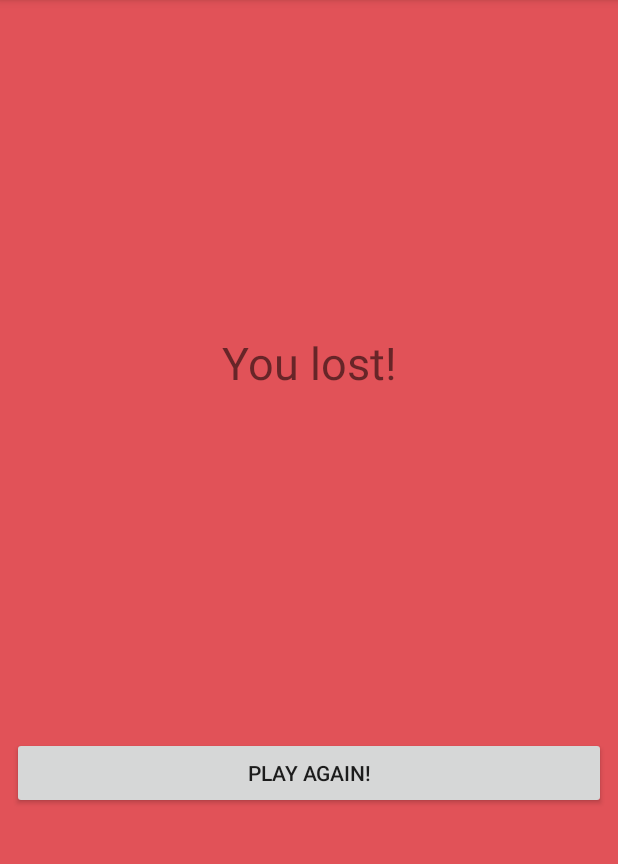
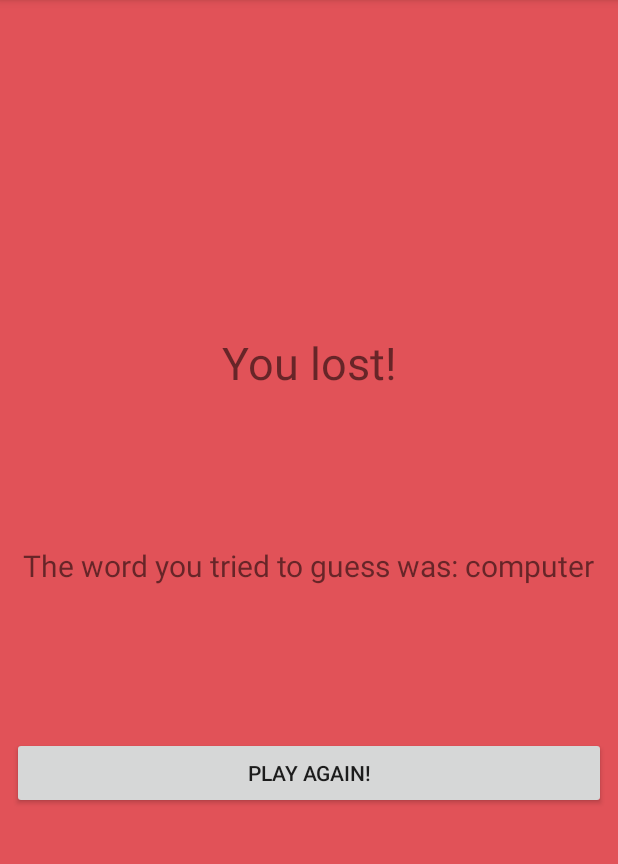
Before and after one commit to Andi365/MyHangmanApp, an Android app: the WonOrLostActivity screen opened directly, with no data from a screen before it, on a phone screen of 412 x 824 dp, the part 84-948 px from its top. Run offline under Robolectric (Android 15) with nearby library versions, the phone set to English and light mode, and no system bars.

Commit message:
Fixed gallow display wrong gallow and finished win/lost pages

```diff
--- a/app/src/main/java/com/example/myhangmanapp/model/Picture.java
+++ b/app/src/main/java/com/example/myhangmanapp/model/Picture.java
@@ -10,8 +10,4 @@ public class Picture {
     public int getHangmanPicture() {
         return hangmanPicture;
     }
-
-    public void setHangmanPicture(int hangmanPicture) {
-        this.hangmanPicture = hangmanPicture;
-    }
 }
--- a/app/src/main/java/com/example/myhangmanapp/ui/WonOrLostActivity.java
+++ b/app/src/main/java/com/example/myhangmanapp/ui/WonOrLostActivity.java
@@ -13,12 +13,14 @@ import android.widget.TextView;
 import android.graphics.Color;
 
 import com.example.myhangmanapp.R;
+import com.example.myhangmanapp.logic.Galgelogik;
 
 public class WonOrLostActivity extends AppCompatActivity implements OnClickListener {
-    private TextView wonOrLostText;
+    private TextView wonOrLostText,triesOrWordText;
     private Button tryAgainButton;
     private ConstraintLayout constraintLayout;
-    int statusKey;
+    private String tries;
+    Galgelogik logik;
 
     @Override
     protected void onCreate(Bundle savedInstanceState) {
@@ -28,36 +30,42 @@ public class WonOrLostActivity extends AppCompatActivity implements OnClickListe
         wonOrLostText = findViewById(R.id.statusText);
         tryAgainButton = findViewById(R.id.newGame);
         constraintLayout = findViewById(R.id.theme);
+        triesOrWordText = findViewById(R.id.triesOrWord);
 
-        statusKey = getStringFromGameActivity();
-        wonOrLost(statusKey);
+        logik = logik.getInstance();
+
+        //tries = getStringFromGameActivity();
+        wonOrLost();
 
         tryAgainButton.setOnClickListener(this);
     }
 
-    private int getStringFromGameActivity() {
+    /*private String getStringFromGameActivity() {
         Intent intent = getIntent();
-        String wonOrLost = intent.getStringExtra(getString(R.string.won_or_lost));
-        statusKey = Integer.parseInt(wonOrLost);
-        return statusKey;
-    }
+        String wonOrLost = intent.getStringExtra(getString(R.string.tries));
+        tries = wonOrLost;
 
-    private void wonOrLost(int statusKey) {
+        return tries;
+    }*/
+
+    private void wonOrLost() {
         int color;
         String[] colors;
         Resources resources;
-        if(statusKey == 1) {
+        if(logik.erSpilletVundet()) {
             resources = getResources();
             colors = resources.getStringArray(R.array.colors);
             color = Color.parseColor(colors[0]);
             constraintLayout.setBackgroundColor(color);
             wonOrLostText.setText(R.string.you_won);
+            triesOrWordText.setText(Integer.toString(logik.getAntalForkerteBogstaver()));
         } else {
             resources = getResources();
             colors = resources.getStringArray(R.array.colors);
             color = Color.parseColor(colors[1]);
             constraintLayout.setBackgroundColor(color);
             wonOrLostText.setText(R.string.you_lost);
+            triesOrWordText.setText("The word you tried to guess was: " + logik.getOrdet());
         }
     }
 
@@ -65,6 +73,4 @@ public class WonOrLostActivity extends AppCompatActivity implements OnClickListe
     public void onClick(View isClicked) {
 
     }
-
-
 }
--- a/app/src/main/res/layout/activity_wonorlost.xml
+++ b/app/src/main/res/layout/activity_wonorlost.xml
@@ -30,4 +30,15 @@
         app:layout_constraintEnd_toEndOf="parent"
         app:layout_constraintStart_toStartOf="parent"
         app:layout_constraintTop_toBottomOf="@+id/statusText" />
+
+    <TextView
+        android:id="@+id/triesOrWord"
+        android:layout_width="wrap_content"
+        android:layout_height="wrap_content"
+        android:text="triesOrWord"
+        android:textSize="20sp"
+        app:layout_constraintBottom_toTopOf="@+id/newGame"
+        app:layout_constraintEnd_toEndOf="parent"
+        app:layout_constraintStart_toStartOf="parent"
+        app:layout_constraintTop_toBottomOf="@+id/statusText" />
 </androidx.constraintlayout.widget.ConstraintLayout>
--- a/app/src/main/res/values/strings.xml
+++ b/app/src/main/res/values/strings.xml
@@ -1,7 +1,7 @@
 <resources>
     <string name="app_name">s185146 Anders Eisenhardts galgeleg</string>
     <string name="name_key">name</string>
-    <string name="won_or_lost">hej</string>
+    <string name="tries">0</string>
 
     <string name="frontPagePicture">Hangman billede</string>
     <string name="nextButton">Next</string>
--- a/build.gradle
+++ b/build.gradle
@@ -7,7 +7,7 @@ buildscript {
 
     }
     dependencies {
-        classpath 'com.android.tools.build:gradle:3.5.1'
+        classpath 'com.android.tools.build:gradle:3.5.2'
 
         // NOTE: Do not place your application dependencies here; they belong
         // in the individual module build.gradle files
```
Also changed, not shown: app/src/main/java/com/example/myhangmanapp/logic/Galgelogik.java (+8 -7 lines), app/src/main/java/com/example/myhangmanapp/model/Pictures.java (+8 -7 lines), app/src/main/java/com/example/myhangmanapp/ui/GameActivity.java (+11 -9 lines), app/src/main/res/layout/activity_game.xml (+7 -2 lines).
